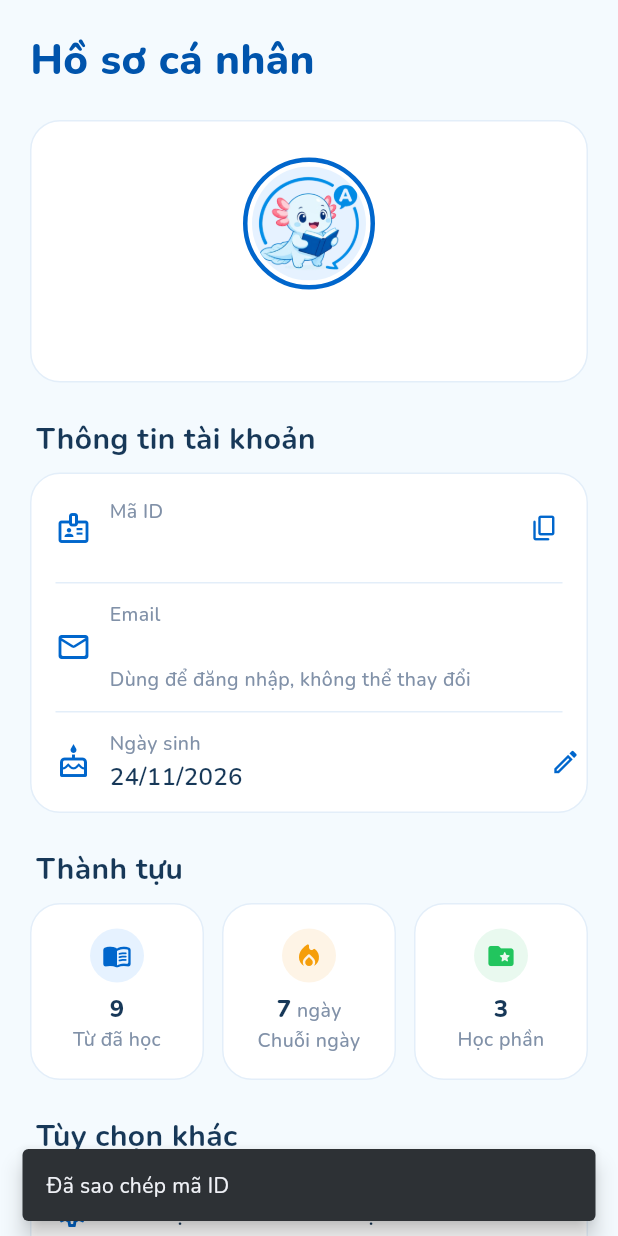
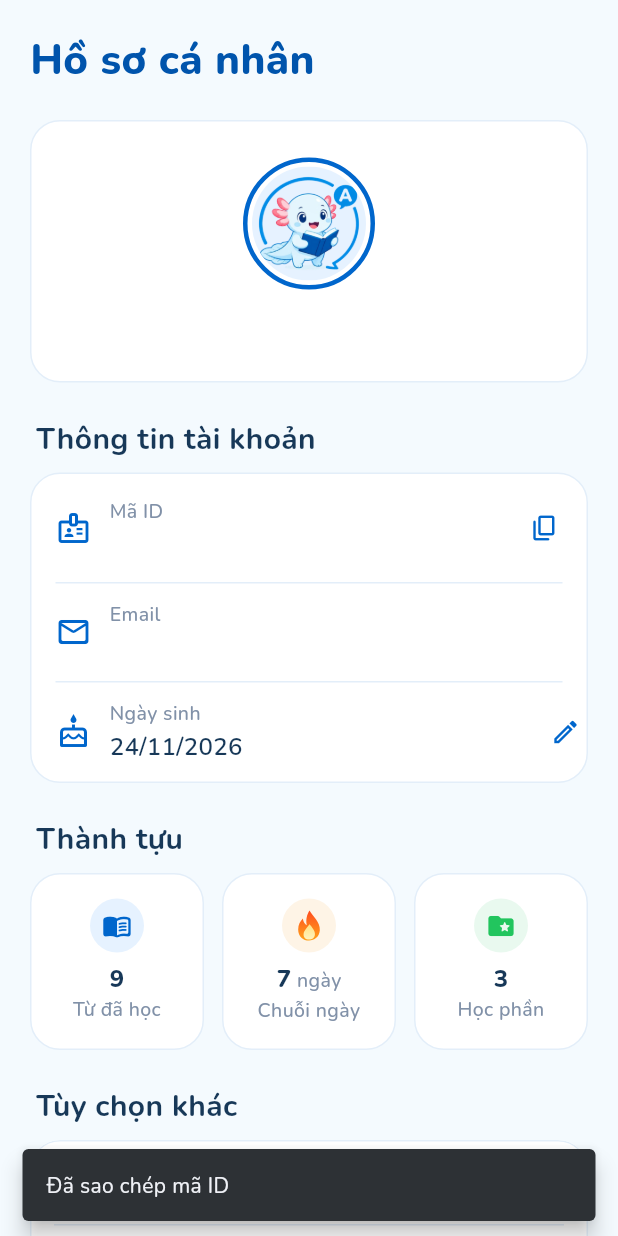
Before and after one commit to QuangDuc-ptit/INT1449_Nhom3_KTHP, a Flutter app: the ProfileScreen screen opened directly, after a tap on the "content copy" icon, on a phone screen of 412 x 824 dp. Run offline on Flutter 3.47's test engine with Material 3 defaults, Android fonts, the phone set to English and light mode, and no system bars; our stand-ins replace audioplayers, flutter_tts, speech_to_text; accounts and stored records are empty.

Commit message:
feat(ui): bỏ chữ phụ không cần thiết, vẽ lại ngọn lửa chuỗi ngày học
- Bỏ: "Một phiên ngắn · khoảng N phút", "Chọn tối đa 3 học phần", tóm tắt Tuỳ chọn khác, "N giây/câu" trên thẻ trò chơi, ghi chú dưới Email, giải thích âm lượng, "Lịch ôn sẽ có sau..."
- Cảnh báo thiếu từ chỉ hiện khi học phần không đủ câu
- StreakFlame vẽ bằng CustomPainter: lửa đỏ cam có lõi vàng, chuỗi 0 ngày thì xám; dùng ở Trang chủ và Hồ sơ

```diff
--- a/karvocab_flutter/lib/core/constants/app_colors.dart
+++ b/karvocab_flutter/lib/core/constants/app_colors.dart
@@ -37,6 +37,14 @@ class AppColors {
   static const Color chartBar = Color(0xFF9FD3F7);
   static const Color chartBarToday = primaryBlue; // #0095E8
   static const Color streak = Color(0xFFFF7A1A);
+  // Ngọn lửa chuỗi ngày học (StreakFlame): lửa ngoài chuyển đỏ cam → cam vàng, lõi vàng sáng.
+  static const Color streakFlameTop = Color(0xFFFF4D1F);
+  static const Color streakFlameBottom = Color(0xFFFFA21A);
+  static const Color streakCoreTop = Color(0xFFFFD24D);
+  static const Color streakCoreBottom = Color(0xFFFFF4C2);
+  // Chuỗi = 0: lửa tắt, màu xám.
+  static const Color streakOffOuter = Color(0xFFCBD5E1);
+  static const Color streakOffCore = Color(0xFFF1F5F9);
   static const Color notificationBadge = errorRed; // #EF4444
   static const Color navInactive = Color(0xFF8A97A8);
 
--- a/karvocab_flutter/lib/core/constants/app_strings.dart
+++ b/karvocab_flutter/lib/core/constants/app_strings.dart
@@ -80,8 +80,6 @@ class AppStrings {
   static const String homeDailyGoalTitle = 'Mục tiêu hôm nay';
   static String homeDailyGoalProgress(int done, int goal) => '$done/$goal từ';
   static const String homeDailyGoalReached = 'Đã hoàn thành mục tiêu hôm nay';
-  static String homeReviewReminderSubtitle(int minutes) =>
-      'Một phiên ngắn · khoảng $minutes phút';
 
   static String homeStartReview(int words) => 'Bắt đầu ôn tập · $words từ';
   static const String homeNoWordsToReview = 'Không có từ cần ôn';
@@ -146,9 +144,6 @@ class AppStrings {
   static const String practiceOrderRandom = 'Ngẫu nhiên';
   static const String practiceGamesTitle = 'Danh sách trò chơi';
   static const String practiceMoreOptions = 'Tuỳ chọn khác';
-  static const String practiceOrderAlphabetShort = 'A-Z';
-  static const String practiceTimerOnShort = 'Có đếm giờ';
-  static String practiceCountShort(int count) => '$count từ';
   /// Số từ thật sự có trong nguồn đã chọn, để người dùng biết phiên dài bao nhiêu.
   static String practicePoolInfo(int available, int count) => available == 0
       ? 'Không có từ phù hợp với lựa chọn này'
@@ -164,12 +159,10 @@ class AppStrings {
   static const String practiceTimerEnable = 'Đếm ngược mỗi câu';
   static const String practiceTimerHint = 'Hết giờ sẽ tính là trả lời sai. 5 giây cuối có tiếng tích tắc.';
   static const String practiceTimerReset = 'Khôi phục mặc định';
-  static String practiceGameSeconds(int seconds) => '$seconds giây/câu';
   static String secondsShort(int seconds) => '${seconds}s';
   static String timerDecrease(String game) => 'Giảm thời gian $game';
   static String timerIncrease(String game) => 'Tăng thời gian $game';
   static const String volumeLabel = 'Âm lượng hiệu ứng';
-  static const String volumeHint = 'Tiếng đúng / sai và tiếng tích tắc đếm ngược';
   static const String volumeDecrease = 'Giảm âm lượng';
   static const String volumeIncrease = 'Tăng âm lượng';
   static const String volumeMuted = 'Tắt tiếng';
@@ -180,7 +173,6 @@ class AppStrings {
   static const String profileAccountInfo = 'Thông tin tài khoản';
   static const String profileMemberId = 'Mã ID';
   static const String profileEmail = 'Email';
-  static const String profileEmailNote = 'Dùng để đăng nhập, không thể thay đổi';
   static const String profileBirthDate = 'Ngày sinh';
   static const String profileCopyId = 'Sao chép mã ID';
   static const String profileIdCopied = 'Đã sao chép mã ID';
@@ -252,7 +244,6 @@ class AppStrings {
   static const String wordProgressNew = 'Chưa học';
   static String wordProgressLearning(int level, int max) => 'Đang học · cấp $level/$max';
   static const String wordProgressMastered = 'Đã thuộc';
-  static const String wordProgressNoSchedule = 'Lịch ôn sẽ có sau lần luyện tập đầu tiên';
   static String wordDetailSpeak(String term) => 'Phát âm từ $term';
   static String wordDetailUpdated(String term) => 'Đã cập nhật từ "$term"';
   static String wordDetailDeleted(String term) => 'Đã xoá từ "$term"';
--- /dev/null
+++ b/karvocab_flutter/lib/core/widgets/streak_flame.dart
@@ -0,0 +1,90 @@
+import 'package:flutter/material.dart';
+
+import '../constants/app_colors.dart';
+
+/// Ngọn lửa chuỗi ngày học, vẽ bằng [CustomPainter] thay cho icon Material.
+///
+/// Lửa ngoài có lưỡi lửa phụ bên trái, đổ màu đỏ cam → cam vàng; lõi vàng sáng ở giữa.
+/// [lit] = `false` (chuỗi 0 ngày) thì lửa tắt, chuyển xám.
+class StreakFlame extends StatelessWidget {
+  final double size;
+  final bool lit;
+
+  const StreakFlame({super.key, required this.size, this.lit = true});
+
+  @override
+  Widget build(BuildContext context) {
+    return SizedBox(
+      key: const Key('streak_flame'),
+      width: size,
+      height: size,
+      child: CustomPaint(painter: _FlamePainter(lit: lit)),
+    );
+  }
+}
+
+class _FlamePainter extends CustomPainter {
+  final bool lit;
+  const _FlamePainter({required this.lit});
+
+  @override
+  void paint(Canvas canvas, Size size) {
+    // Lửa cao hơn rộng: vẽ trong khung tỉ lệ 0.82 × 1, căn giữa.
+    final h = size.height;
+    final w = h * 0.82;
+    final dx = (size.width - w) / 2;
+
+    /// Dựng đường cong khép kín từ điểm đầu + các đoạn Bézier bậc ba (toạ độ 0–1 trong khung lửa).
+    Path shape(List<double> start, List<List<double>> curves) {
+      final path = Path()..moveTo(dx + start[0] * w, start[1] * h);
+      for (final c in curves) {
+        path.cubicTo(dx + c[0] * w, c[1] * h, dx + c[2] * w, c[3] * h, dx + c[4] * w, c[5] * h);
+      }
+      return path..close();
+    }
+
+    // Lửa ngoài: đỉnh hơi lệch phải, lưỡi lửa phụ bên trái.
+    final outer = shape([0.52, 0], [
+      [0.66, 0.2, 0.96, 0.38, 0.94, 0.66],
+      [0.92, 0.88, 0.72, 1, 0.5, 1],
+      [0.27, 1, 0.06, 0.87, 0.06, 0.63],
+      [0.06, 0.47, 0.15, 0.36, 0.25, 0.27],
+      [0.27, 0.39, 0.33, 0.46, 0.41, 0.49],
+      [0.36, 0.3, 0.42, 0.13, 0.52, 0],
+    ]);
+    // Lõi lửa: giọt nước ở nửa dưới.
+    final core = shape([0.52, 0.46], [
+      [0.64, 0.58, 0.76, 0.68, 0.74, 0.81],
+      [0.72, 0.93, 0.62, 0.97, 0.5, 0.97],
+      [0.38, 0.97, 0.27, 0.91, 0.28, 0.79],
+      [0.29, 0.67, 0.42, 0.58, 0.52, 0.46],
+    ]);
+
+    final bounds = Offset(dx, 0) & Size(w, h);
+    canvas.drawPath(
+      outer,
+      Paint()
+        ..shader = LinearGradient(
+          begin: Alignment.topCenter,
+          end: Alignment.bottomCenter,
+          colors: lit
+              ? const [AppColors.streakFlameTop, AppColors.streakFlameBottom]
+              : const [AppColors.streakOffOuter, AppColors.streakOffOuter],
+        ).createShader(bounds),
+    );
+    canvas.drawPath(
+      core,
+      Paint()
+        ..shader = LinearGradient(
+          begin: Alignment.topCenter,
+          end: Alignment.bottomCenter,
+          colors: lit
+              ? const [AppColors.streakCoreTop, AppColors.streakCoreBottom]
+              : const [AppColors.streakOffCore, AppColors.streakOffCore],
+        ).createShader(bounds),
+    );
+  }
+
+  @override
+  bool shouldRepaint(_FlamePainter old) => old.lit != lit;
+}
--- a/karvocab_flutter/lib/presentation/quiz/widgets/volume_control.dart
+++ b/karvocab_flutter/lib/presentation/quiz/widgets/volume_control.dart
@@ -49,7 +49,6 @@ class VolumeControl extends StatelessWidget {
                 ),
               ],
             ),
-            const Text(AppStrings.volumeHint, style: AppTypography.practiceHint),
             Row(
               children: [
                 IconButton(
--- a/karvocab_flutter/lib/presentation/screens/profile_screen.dart
+++ b/karvocab_flutter/lib/presentation/screens/profile_screen.dart
@@ -11,6 +11,7 @@ import '../../data/models/user_profile_model.dart';
 import '../../data/repositories/auth_repository.dart';
 import '../../data/repositories/collection_store.dart';
 import '../../data/repositories/dashboard_store.dart';
+import '../../core/widgets/streak_flame.dart';
 import '../widgets/birth_date_picker.dart';
 import 'settings_screen.dart';
 import '../widgets/tab_header.dart';
@@ -145,7 +146,6 @@ class _ProfileScreenState extends State<ProfileScreen> {
             label: AppStrings.profileEmail,
             value: profile.email,
             // Ghi rõ bằng chữ thay cho icon ổ khoá dễ hiểu nhầm là "bảo mật".
-            note: AppStrings.profileEmailNote,
           ),
           const _RowDivider(),
           _InfoRow(
@@ -180,6 +180,7 @@ class _ProfileScreenState extends State<ProfileScreen> {
           Expanded(
             child: _StatTile(
               icon: Icons.local_fire_department_rounded,
+              iconWidget: StreakFlame(size: AppDimensions.iconSmall, lit: profile.currentStreak > 0),
               color: AppColors.warningOrange,
               tint: AppColors.quizAlmostTint,
               value: '${profile.currentStreak}',
@@ -330,9 +331,6 @@ class _InfoRow extends StatelessWidget {
   final VoidCallback? onTap;
   final String? semanticsHint;
 
-  /// Dòng chú thích nhỏ dưới giá trị, vd "không thể thay đổi".
-  final String? note;
-
   const _InfoRow({
     super.key,
     required this.icon,
@@ -342,7 +340,6 @@ class _InfoRow extends StatelessWidget {
     this.trailing,
     this.onTap,
     this.semanticsHint,
-    this.note,
   });
 
   @override
@@ -371,10 +368,6 @@ class _InfoRow extends StatelessWidget {
                       Text(label, style: AppTypography.quizCaption),
                       const SizedBox(height: AppDimensions.space2),
                       Text(value, style: valueStyle ?? AppTypography.quizOption),
-                      if (note != null) ...[
-                        const SizedBox(height: AppDimensions.space2),
-                        Text(note!, style: AppTypography.quizCaption),
-                      ],
                     ],
                   ),
                 ),
@@ -390,6 +383,7 @@ class _InfoRow extends StatelessWidget {
 
 class _StatTile extends StatelessWidget {
   final IconData icon;
+  final Widget? iconWidget;
   final Color color;
   final Color tint;
   final String value;
@@ -398,6 +392,7 @@ class _StatTile extends StatelessWidget {
 
   const _StatTile({
     required this.icon,
+    this.iconWidget,
     required this.color,
     required this.tint,
     required this.value,
@@ -415,7 +410,7 @@ class _StatTile extends StatelessWidget {
             width: AppDimensions.profileStatIconBox,
             height: AppDimensions.profileStatIconBox,
             decoration: BoxDecoration(color: tint, shape: BoxShape.circle),
-            child: Icon(icon, color: color, size: AppDimensions.iconSmall),
+            child: Center(child: iconWidget ?? Icon(icon, color: color, size: AppDimensions.iconSmall)),
           ),
           const SizedBox(height: AppDimensions.space8),
           Text.rich(
--- a/karvocab_flutter/lib/presentation/widgets/stat_card.dart
+++ b/karvocab_flutter/lib/presentation/widgets/stat_card.dart
@@ -9,6 +9,9 @@ class StatCard extends StatelessWidget {
   final String label;
   final IconData icon;
   final Color iconColor;
+
+  /// Hình vẽ riêng thay cho [icon] (vd ngọn lửa chuỗi ngày học).
+  final Widget? iconWidget;
   final Color backgroundColor;
   final VoidCallback? onTap;
 
@@ -18,6 +21,7 @@ class StatCard extends StatelessWidget {
     required this.label,
     required this.icon,
     required this.iconColor,
+    this.iconWidget,
     this.backgroundColor = AppColors.white,
     this.onTap,
   });
@@ -56,7 +60,7 @@ class StatCard extends StatelessWidget {
                         overflow: TextOverflow.ellipsis,
                       ),
                     ),
-                    Icon(icon, size: AppDimensions.iconLarge, color: iconColor),
+                    iconWidget ?? Icon(icon, size: AppDimensions.iconLarge, color: iconColor),
                   ],
                 ),
                 Text(
```
Also changed, not shown: karvocab_flutter/lib/presentation/quiz/practice_mode_screen.dart (+8 -22 lines), karvocab_flutter/lib/presentation/quiz/widgets/practice_widgets.dart (+0 -18 lines), karvocab_flutter/lib/presentation/screens/home_screen.dart (+3 -5 lines), karvocab_flutter/lib/presentation/screens/word_detail_screen.dart (+5 -5 lines), 5 other files.
